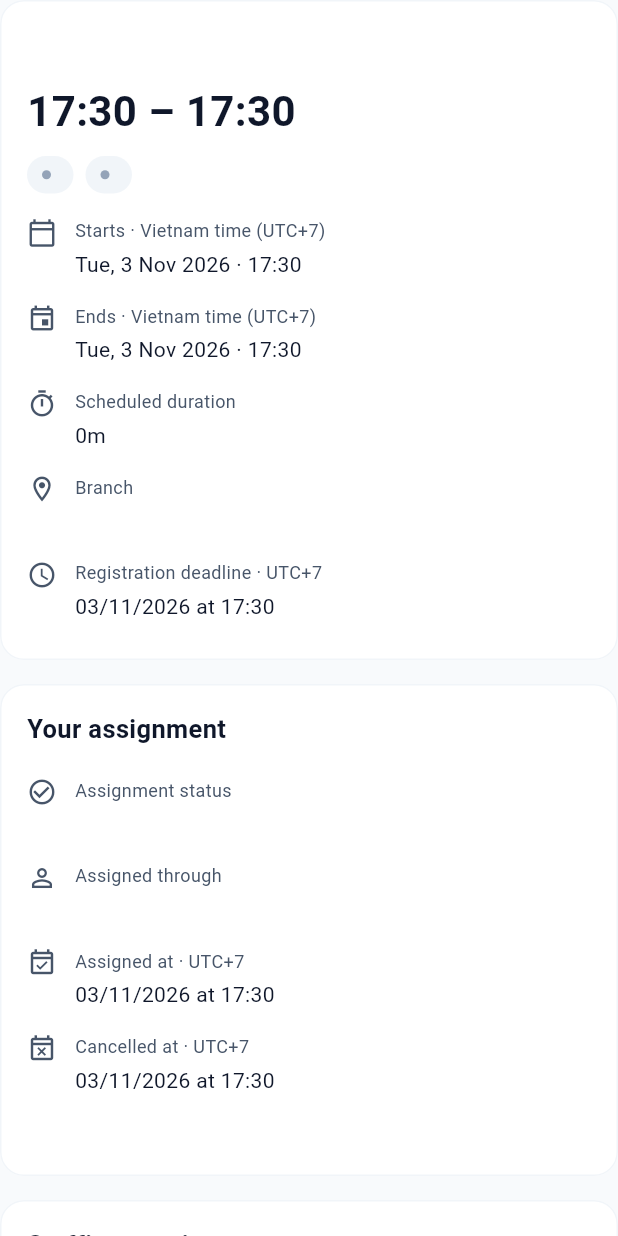
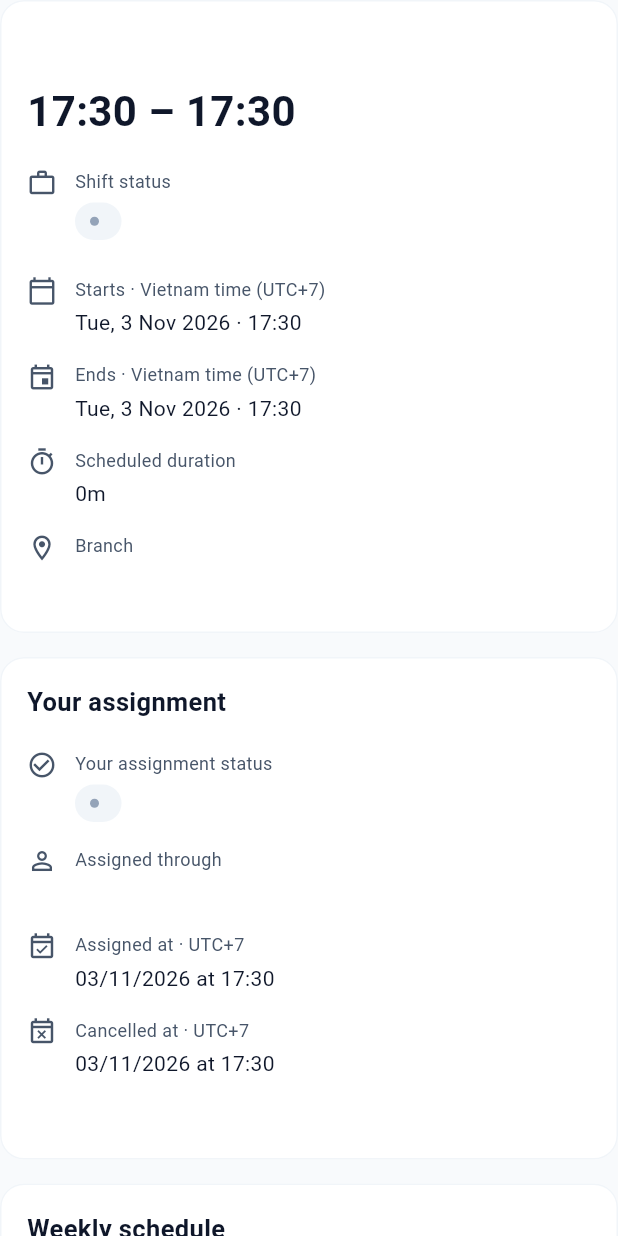
Before and after one commit to LnqbDev1501/WorkShift, a Flutter app: the ShiftDetailContent widget shown alone on an empty page, opened directly with empty values, on a phone screen of 412 x 824 dp. Run offline on Flutter 3.47's test engine with Material 3 defaults, Android fonts, the phone set to English and light mode, and no system bars; our stand-ins replace camera, dio, geolocator, image_picker, shared_preferences; missing offline and left inert: dart:html, google_mlkit_face_detection, signalr_netcore; accounts and stored records are empty.

Commit message:
hoàn thiện lại UI

```diff
--- a/workshift_mobile/lib/views/shifts/components/shift_detail_content.dart
+++ b/workshift_mobile/lib/views/shifts/components/shift_detail_content.dart
@@ -26,17 +26,11 @@ class ShiftDetailContent extends StatelessWidget {
               ),
             ),
             const SizedBox(height: 10),
-            Wrap(
-              spacing: 8,
-              runSpacing: 6,
-              children: [
-                StatusBadge.neutral(
-                  text: ShiftDisplayFormat.shiftStatus(shift.status),
-                ),
-                StatusBadge.neutral(
-                  text: ShiftDisplayFormat.weekStatus(shift.scheduleWeekStatus),
-                ),
-              ],
+            _StatusInfo(
+              icon: Icons.work_outline,
+              label: 'Shift status',
+              status: shift.status,
+              text: ShiftDisplayFormat.shiftStatus(shift.status),
             ),
             const SizedBox(height: 8),
             AppInfoRow(
@@ -64,11 +58,6 @@ class ShiftDetailContent extends StatelessWidget {
               label: 'Branch',
               value: shift.branchName,
             ),
-            AppInfoRow(
-              icon: Icons.schedule_outlined,
-              label: 'Registration deadline · UTC+7',
-              value: ShiftDisplayFormat.deadline(shift.registrationDeadline),
-            ),
           ],
         ),
         const SizedBox(height: 16),
@@ -81,10 +70,11 @@ class ShiftDetailContent extends StatelessWidget {
                 style: TextStyle(color: AppColors.textSecondary, height: 1.5),
               )
             else ...[
-              AppInfoRow(
+              _StatusInfo(
                 icon: Icons.check_circle_outline,
-                label: 'Assignment status',
-                value: ShiftDisplayFormat.assignmentStatus(own.status),
+                label: 'Your assignment status',
+                status: own.status,
+                text: ShiftDisplayFormat.assignmentStatus(own.status),
               ),
               AppInfoRow(
                 icon: Icons.person_outline,
@@ -123,6 +113,23 @@ class ShiftDetailContent extends StatelessWidget {
                 ),
               ),
             ],
+          ],
+        ),
+        const SizedBox(height: 16),
+        _DetailSection(
+          title: 'Weekly schedule',
+          children: [
+            _StatusInfo(
+              icon: Icons.date_range_outlined,
+              label: 'Weekly schedule status',
+              status: shift.scheduleWeekStatus,
+              text: ShiftDisplayFormat.weekStatus(shift.scheduleWeekStatus),
+            ),
+            AppInfoRow(
+              icon: Icons.schedule_outlined,
+              label: 'Registration deadline · UTC+7',
+              value: ShiftDisplayFormat.deadline(shift.registrationDeadline),
+            ),
           ],
         ),
         const SizedBox(height: 16),
@@ -177,6 +184,64 @@ class ShiftDetailContent extends StatelessWidget {
   }
 }
 
+class _StatusInfo extends StatelessWidget {
+  final IconData icon;
+  final String label;
+  final String status;
+  final String text;
+
+  const _StatusInfo({
+    required this.icon,
+    required this.label,
+    required this.status,
+    required this.text,
+  });
+
+  @override
+  Widget build(BuildContext context) {
+    final badge = switch (status) {
+      'COMPLETED' => StatusBadge.success(text: text),
+      'CANCELLED' => StatusBadge.rejected(text: text),
+      'IN_PROGRESS' => StatusBadge.warning(text: text),
+      'SCHEDULED' || 'ASSIGNED' || 'OPEN_REGISTRATION' => StatusBadge(
+        text: text,
+        hasDot: true,
+        dotColor: AppColors.primary,
+        backgroundColor: AppColors.primaryLight,
+        textColor: AppColors.primaryDark,
+      ),
+      _ => StatusBadge.neutral(text: text),
+    };
+
+    return Padding(
+      padding: const EdgeInsets.symmetric(vertical: 8),
+      child: Row(
+        crossAxisAlignment: CrossAxisAlignment.start,
+        children: [
+          Icon(icon, size: 20, color: AppColors.textSecondary),
+          const SizedBox(width: 12),
+          Expanded(
+            child: Column(
+              crossAxisAlignment: CrossAxisAlignment.start,
+              children: [
+                Text(
+                  label,
+                  style: const TextStyle(
+                    fontSize: 12,
+                    color: AppColors.textSecondary,
+                  ),
+                ),
+                const SizedBox(height: 6),
+                badge,
+              ],
+            ),
+          ),
+        ],
+      ),
+    );
+  }
+}
+
 class _DetailSection extends StatelessWidget {
   final String title;
   final List<Widget> children;
```
